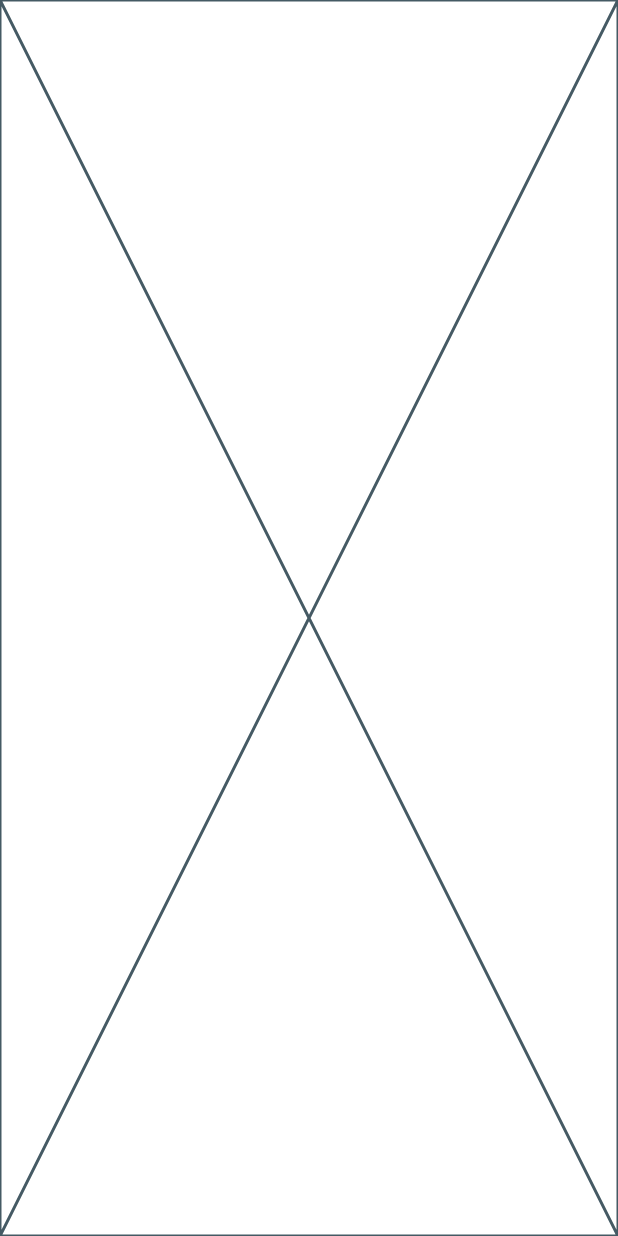
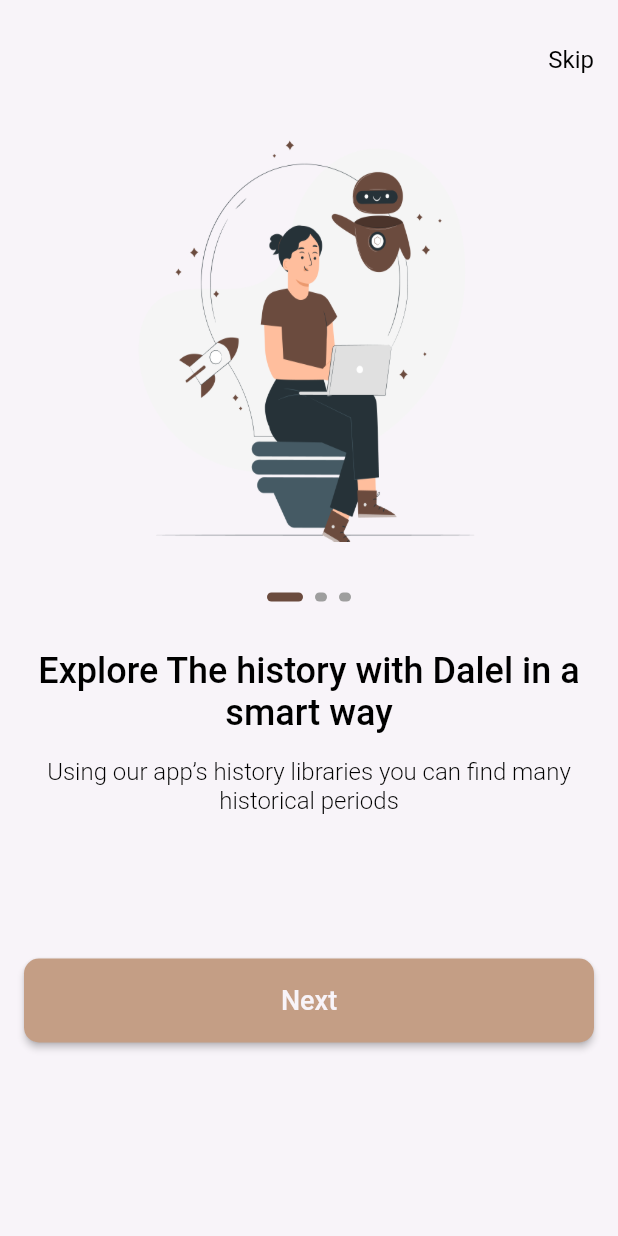
Before and after one commit to elsankary99/dalel_app, a Flutter app: the screen it shows after launch, on a phone screen of 412 x 824 dp. Run offline on Flutter 3.47's test engine with Material 2 defaults, Android fonts, the phone set to English and light mode, and no system bars; drawn by our look-alikes of smooth_page_indicator; our stand-ins replace auto_route; Roboto replaces fonts that are missing (Poppins).

Commit message:
onboarding part 1

```diff
--- /dev/null
+++ b/lib/core/widget/custom_button.dart
@@ -0,0 +1,28 @@
+import 'package:flutter/material.dart';
+import 'package:test/core/constant/app_colors.dart';
+import 'package:test/core/constant/app_strings.dart';
+import 'package:test/core/constant/app_text_style.dart';
+
+class CustomButton extends StatelessWidget {
+  const CustomButton({
+    super.key,
+  });
+
+  @override
+  Widget build(BuildContext context) {
+    return SizedBox(
+        width: double.infinity,
+        height: 56,
+        child: ElevatedButton(
+            onPressed: () {},
+            style: ElevatedButton.styleFrom(
+                shape: RoundedRectangleBorder(
+                    borderRadius: BorderRadius.circular(10)),
+                backgroundColor: AppColors.primaryColor),
+            child: Text(
+              AppStrings.next,
+              style: CustomTextStyles.poppins500style24
+                  .copyWith(fontSize: 18, color: AppColors.offWhite),
+            )));
+  }
+}
--- /dev/null
+++ b/lib/data/model/onboarding_model/onboarding_model.dart
@@ -0,0 +1,29 @@
+import 'package:test/core/constant/app_images.dart';
+import 'package:test/core/constant/app_strings.dart';
+
+class OnBoardingModel {
+  final String image;
+  final String title;
+  final String subTitle;
+
+  OnBoardingModel(
+      {required this.image, required this.title, required this.subTitle});
+}
+
+List<OnBoardingModel> onboardingList = [
+  OnBoardingModel(
+    image: Assets.assetsImagesOnBoarding,
+    title: AppStrings.onboardingTitle1,
+    subTitle: AppStrings.onboardingSubTitle1,
+  ),
+  OnBoardingModel(
+    image: Assets.assetsImagesOnBoarding1,
+    title: AppStrings.onboardingTitle2,
+    subTitle: AppStrings.onboardingSubTitle2,
+  ),
+  OnBoardingModel(
+    image: Assets.assetsImagesOnBoarding2,
+    title: AppStrings.onboardingTitle3,
+    subTitle: AppStrings.onboardingSubTitle3,
+  ),
+];
--- a/lib/screen/view/onboaeding/onboarding_page.dart
+++ b/lib/screen/view/onboaeding/onboarding_page.dart
@@ -1,12 +1,39 @@
 import 'package:auto_route/auto_route.dart';
 import 'package:flutter/material.dart';
+import 'package:test/core/widget/custom_button.dart';
+import 'package:test/screen/widget/onboaeding_widget/onboarding_appbar.dart';
+import 'package:test/screen/widget/onboaeding_widget/onboarding_indecator.dart';
 
 @RoutePage()
-class OnBoardingPage extends StatelessWidget {
+class OnBoardingPage extends StatefulWidget {
   const OnBoardingPage({super.key});
 
   @override
+  State<OnBoardingPage> createState() => _OnBoardingPageState();
+}
+
+class _OnBoardingPageState extends State<OnBoardingPage> {
+  final PageController controller = PageController();
+
+  @override
   Widget build(BuildContext context) {
-    return const Placeholder();
+    return Scaffold(
+      body: SafeArea(
+        child: Padding(
+          padding: const EdgeInsets.symmetric(horizontal: 16),
+          child: ListView(
+            physics: const BouncingScrollPhysics(),
+            children: [
+              const SizedBox(height: 30),
+              const OnBoardingAppBar(),
+              OnBoardingIndicator(controller: controller),
+              const SizedBox(height: 40),
+              const CustomButton(),
+              const SizedBox(height: 17),
+            ],
+          ),
+        ),
+      ),
+    );
   }
 }
--- /dev/null
+++ b/lib/screen/widget/onboaeding_widget/onBoarding_body.dart
@@ -0,0 +1,54 @@
+import 'package:flutter/material.dart';
+import 'package:smooth_page_indicator/smooth_page_indicator.dart';
+import 'package:test/core/constant/app_colors.dart';
+import 'package:test/core/constant/app_text_style.dart';
+import 'package:test/data/model/onboarding_model/onboarding_model.dart';
+
+class OnBoardingBody extends StatelessWidget {
+  final PageController controller;
+  final OnBoardingModel data;
+  final int index;
+  const OnBoardingBody(
+      {super.key,
+      required this.controller,
+      required this.data,
+      required this.index});
+
+  @override
+  Widget build(BuildContext context) {
+    return Column(
+      children: [
+        const SizedBox(height: 42),
+        Container(
+          height: 270,
+          width: 278,
+          decoration: BoxDecoration(
+              image: DecorationImage(
+                  image: AssetImage(data.image), fit: BoxFit.fill)),
+        ),
+        const SizedBox(height: 34),
+        SmoothPageIndicator(
+          controller: controller, // PageController
+          count: onboardingList.length,
+
+          effect: ExpandingDotsEffect(
+              activeDotColor: AppColors.deebBrown,
+              dotHeight: 6,
+              dotWidth: 8), // your preferred effect
+        ),
+        const SizedBox(height: 32),
+        Text(data.title,
+            textAlign: TextAlign.center,
+            maxLines: 2,
+            overflow: TextOverflow.ellipsis,
+            style: CustomTextStyles.poppins500style24),
+        const SizedBox(height: 16),
+        Text(data.subTitle,
+            textAlign: TextAlign.center,
+            maxLines: 2,
+            overflow: TextOverflow.ellipsis,
+            style: CustomTextStyles.poppins300style16),
+      ],
+    );
+  }
+}
--- /dev/null
+++ b/lib/screen/widget/onboaeding_widget/onboarding_appbar.dart
@@ -0,0 +1,24 @@
+import 'package:flutter/material.dart';
+import 'package:test/core/constant/app_strings.dart';
+import 'package:test/core/constant/app_text_style.dart';
+
+class OnBoardingAppBar extends StatelessWidget {
+  const OnBoardingAppBar({
+    super.key,
+  });
+
+  @override
+  Widget build(BuildContext context) {
+    return Row(
+      mainAxisAlignment: MainAxisAlignment.end,
+      children: [
+        GestureDetector(
+          onTap: () {},
+          child: Text(AppStrings.skip,
+              style: CustomTextStyles.poppins300style16
+                  .copyWith(fontWeight: FontWeight.w400)),
+        ),
+      ],
+    );
+  }
+}
--- /dev/null
+++ b/lib/screen/widget/onboaeding_widget/onboarding_indecator.dart
@@ -0,0 +1,33 @@
+import 'package:flutter/material.dart';
+import 'package:test/data/model/onboarding_model/onboarding_model.dart';
+import 'package:test/screen/widget/onboaeding_widget/onBoarding_body.dart';
+
+class OnBoardingIndicator extends StatelessWidget {
+  const OnBoardingIndicator({
+    super.key,
+    required this.controller,
+  });
+
+  final PageController controller;
+
+  @override
+  Widget build(BuildContext context) {
+    return SizedBox(
+      height: 550,
+      child: Expanded(
+        child: PageView.builder(
+          physics: const BouncingScrollPhysics(),
+          controller: controller,
+          itemCount: onboardingList.length,
+          itemBuilder: (context, index) {
+            return OnBoardingBody(
+              index: index,
+              controller: controller,
+              data: onboardingList[index],
+            );
+          },
+        ),
+      ),
+    );
+  }
+}
--- a/pubspec.yaml
+++ b/pubspec.yaml
@@ -32,6 +32,7 @@ dependencies:
   cupertino_icons: ^1.0.2
   flutter:
     sdk: flutter
+  smooth_page_indicator: ^1.1.0
 
 dev_dependencies:
   auto_route_generator: ^7.3.1
```
Also changed, not shown: pubspec.lock.
